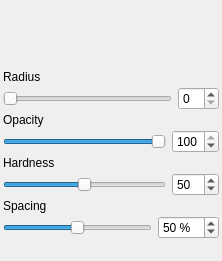
drawpile/Drawpile, file src/client/ui/simplesettings.ui: the form before one commit.
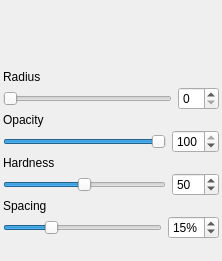
The form after the commit. Custom widgets are drawn as their Qt base class.

Diff of the .ui file:
```diff
--- a/src/client/ui/simplesettings.ui
+++ b/src/client/ui/simplesettings.ui
@@ -193,14 +193,14 @@
      <item>
       <widget class="QSlider" name="brushspacing" >
        <property name="minimum" >
-        <number>0</number>
+        <number>1</number>
        </property>
        <property name="maximum" >
-        <number>100</number>
-       </property>
-       <property name="value" >
         <number>50</number>
        </property>
+       <property name="value" >
+        <number>15</number>
+       </property>
        <property name="orientation" >
         <enum>Qt::Horizontal</enum>
        </property>
@@ -209,16 +209,16 @@
      <item>
       <widget class="QSpinBox" name="brushspacingbox" >
        <property name="suffix" >
-        <string> %</string>
+        <string>%</string>
        </property>
        <property name="maximum" >
-        <number>100</number>
+        <number>50</number>
        </property>
        <property name="minimum" >
-        <number>0</number>
+        <number>1</number>
        </property>
        <property name="value" >
-        <number>50</number>
+        <number>15</number>
        </property>
       </widget>
      </item>
@@ -231,8 +231,8 @@
      </property>
      <property name="sizeHint" >
       <size>
-       <width>20</width>
-       <height>5</height>
+       <width>216</width>
+       <height>16</height>
       </size>
      </property>
     </spacer>
```
